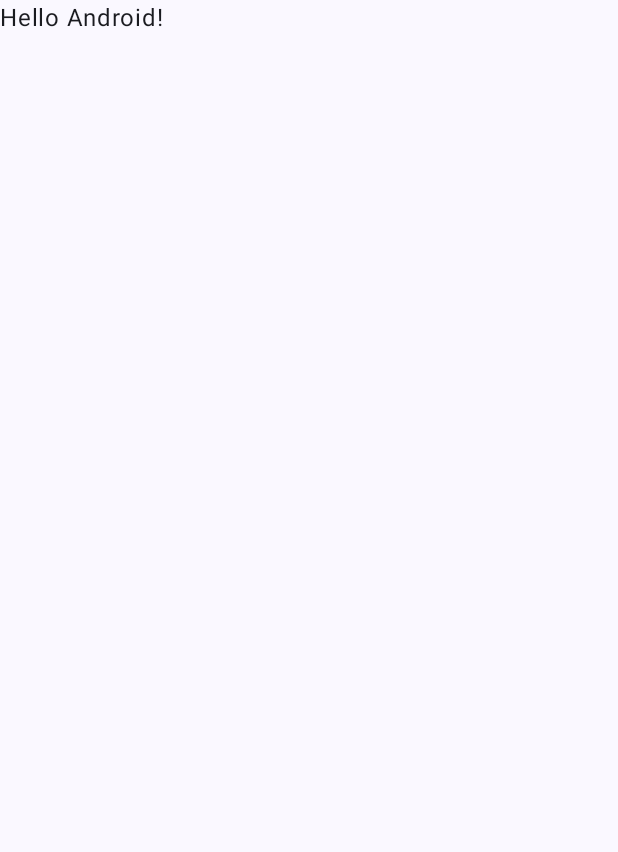
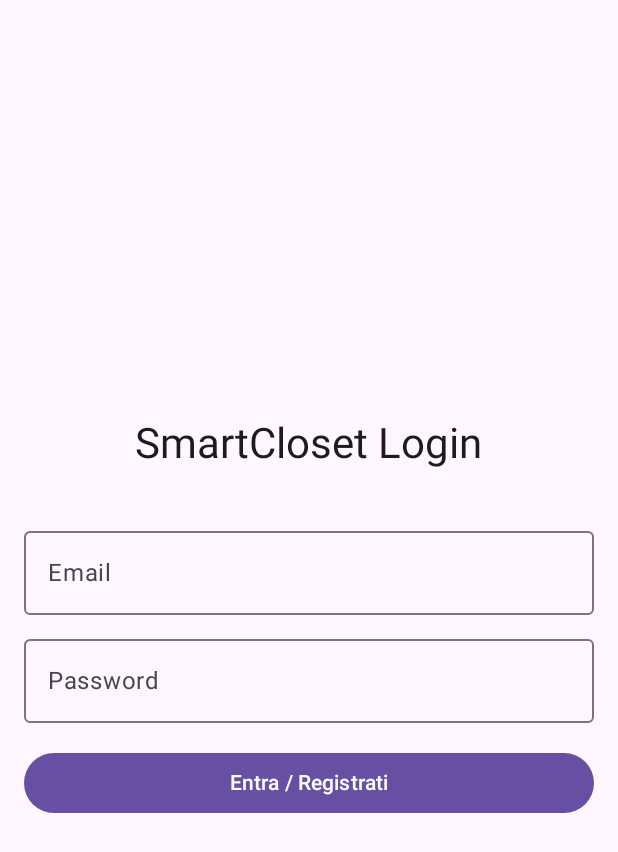
Before and after one commit to spad-0x/SmartCloset-Project, an Android app built with Jetpack Compose: the screen it shows after launch (MainActivity), on a phone screen of 412 x 824 dp. Before the commit the part shown is almost empty. Shown: the top 852 px of the screen. Run offline under Robolectric (Android 15) with nearby library versions, the phone set to English and light mode, and no system bars; our stand-ins replace Firebase (no records; nobody signed in at launch, a user with empty details on screens opened directly).

Commit message:
Implemented: - login - photo upload

```diff
--- a/app/src/main/java/com/leonardospadoni/smartcloset/MainActivity.kt
+++ b/app/src/main/java/com/leonardospadoni/smartcloset/MainActivity.kt
@@ -1,29 +1,41 @@
 package com.leonardospadoni.smartcloset
 
+import android.Manifest
 import android.os.Bundle
 import androidx.activity.ComponentActivity
 import androidx.activity.compose.setContent
-import androidx.activity.enableEdgeToEdge
+import androidx.activity.result.contract.ActivityResultContracts
 import androidx.compose.foundation.layout.fillMaxSize
-import androidx.compose.foundation.layout.padding
-import androidx.compose.material3.Scaffold
-import androidx.compose.material3.Text
-import androidx.compose.runtime.Composable
+import androidx.compose.material3.MaterialTheme
+import androidx.compose.material3.Surface
+import androidx.compose.runtime.*
 import androidx.compose.ui.Modifier
-import androidx.compose.ui.tooling.preview.Preview
-import com.leonardospadoni.smartcloset.ui.theme.SmartClosetTheme
+import com.leonardospadoni.smartcloset.auth.LoginScreen
+import com.leonardospadoni.smartcloset.camera.CameraScreen
+import com.google.firebase.auth.FirebaseAuth
 
 class MainActivity : ComponentActivity() {
+
+    // Richiesta permessi fotocamera
+    private val cameraPermissionRequest =
+        registerForActivityResult(ActivityResultContracts.RequestPermission()) { isGranted ->
+            if (isGranted) {
+                // Permesso accordato
+            } else {
+                // Gestire diniego (opzionale)
+            }
+        }
+
     override fun onCreate(savedInstanceState: Bundle?) {
         super.onCreate(savedInstanceState)
-        enableEdgeToEdge()
+
+        // Chiediamo subito il permesso
+        cameraPermissionRequest.launch(Manifest.permission.CAMERA)
+
         setContent {
-            SmartClosetTheme {
-                Scaffold(modifier = Modifier.fillMaxSize()) { innerPadding ->
-                    Greeting(
-                        name = "Android",
-                        modifier = Modifier.padding(innerPadding)
-                    )
+            MaterialTheme {
+                Surface(modifier = Modifier.fillMaxSize(), color = MaterialTheme.colorScheme.background) {
+                    AppNavigation()
                 }
             }
         }
@@ -31,17 +43,14 @@
 }
 
 @Composable
-fun Greeting(name: String, modifier: Modifier = Modifier) {
-    Text(
-        text = "Hello $name!",
-        modifier = modifier
-    )
-}
+fun AppNavigation() {
+    val auth = FirebaseAuth.getInstance()
+    var isLoggedIn by remember { mutableStateOf(auth.currentUser != null) }
 
-@Preview(showBackground = true)
-@Composable
-fun GreetingPreview() {
-    SmartClosetTheme {
-        Greeting("Android")
+    if (!isLoggedIn) {
+        LoginScreen(onLoginSuccess = { isLoggedIn = true })
+    } else {
+        // Se loggato, mostra la fotocamera (per questa settimana)
+        CameraScreen()
     }
 }
--- /dev/null
+++ b/app/src/main/java/com/leonardospadoni/smartcloset/auth/LoginScreen.kt
@@ -0,0 +1,70 @@
+package com.leonardospadoni.smartcloset.auth
+
+import android.widget.Toast
+import androidx.compose.foundation.layout.*
+import androidx.compose.material3.*
+import androidx.compose.runtime.*
+import androidx.compose.ui.Alignment
+import androidx.compose.ui.Modifier
+import androidx.compose.ui.platform.LocalContext
+import androidx.compose.ui.text.input.PasswordVisualTransformation
+import androidx.compose.ui.unit.dp
+import com.google.firebase.auth.FirebaseAuth
+
+@Composable
+fun LoginScreen(onLoginSuccess: () -> Unit) {
+    var email by remember { mutableStateOf("") }
+    var password by remember { mutableStateOf("") }
+    val context = LocalContext.current
+    val auth = FirebaseAuth.getInstance()
+
+    Column(
+        modifier = Modifier.fillMaxSize().padding(16.dp),
+        verticalArrangement = Arrangement.Center,
+        horizontalAlignment = Alignment.CenterHorizontally
+    ) {
+        Text("SmartCloset Login", style = MaterialTheme.typography.headlineMedium)
+
+        Spacer(modifier = Modifier.height(32.dp))
+
+        OutlinedTextField(
+            value = email,
+            onValueChange = { email = it },
+            label = { Text("Email") },
+            modifier = Modifier.fillMaxWidth()
+        )
+
+        Spacer(modifier = Modifier.height(8.dp))
+
+        OutlinedTextField(
+            value = password,
+            onValueChange = { password = it },
+            label = { Text("Password") },
+            visualTransformation = PasswordVisualTransformation(),
+            modifier = Modifier.fillMaxWidth()
+        )
+
+        Spacer(modifier = Modifier.height(16.dp))
+
+        Button(
+            onClick = {
+                if(email.isNotEmpty() && password.isNotEmpty()) {
+                    auth.signInWithEmailAndPassword(email, password)
+                        .addOnSuccessListener { onLoginSuccess() }
+                        .addOnFailureListener {
+                            // Se fallisce il login, proviamo a registrare l'utente automaticamente
+                            // (Solo per semplificare lo sviluppo, in produzione si fanno due schermate diverse)
+                            auth.createUserWithEmailAndPassword(email, password)
+                                .addOnSuccessListener { onLoginSuccess() }
+                                .addOnFailureListener { e ->
+                                    Toast.makeText(context, "Errore: ${e.message}", Toast.LENGTH_SHORT).show()
+                                }
+                        }
+                }
+            },
+            modifier = Modifier.fillMaxWidth()
+        ) {
+            Text("Entra / Registrati")
+        }
+    }
+}
--- a/build.gradle.kts
+++ b/build.gradle.kts
@@ -3,4 +3,6 @@
     alias(libs.plugins.android.application) apply false
     alias(libs.plugins.kotlin.android) apply false
     alias(libs.plugins.kotlin.compose) apply false
+
+    id("com.google.gms.google-services") version "4.4.4" apply false
 }
```
Also changed, not shown: app/build.gradle.kts (+10 -5 lines), app/src/main/java/com/leonardospadoni/smartcloset/api/ApiService.kt (added, +12 -0 lines), app/src/main/java/com/leonardospadoni/smartcloset/api/RetrofitClient.kt (added, +17 -0 lines), app/src/main/java/com/leonardospadoni/smartcloset/camera/CameraScreen.kt (added, +214 -0 lines), app/src/main/java/com/leonardospadoni/smartcloset/model/ClothRequest.kt (added, +14 -0 lines).
